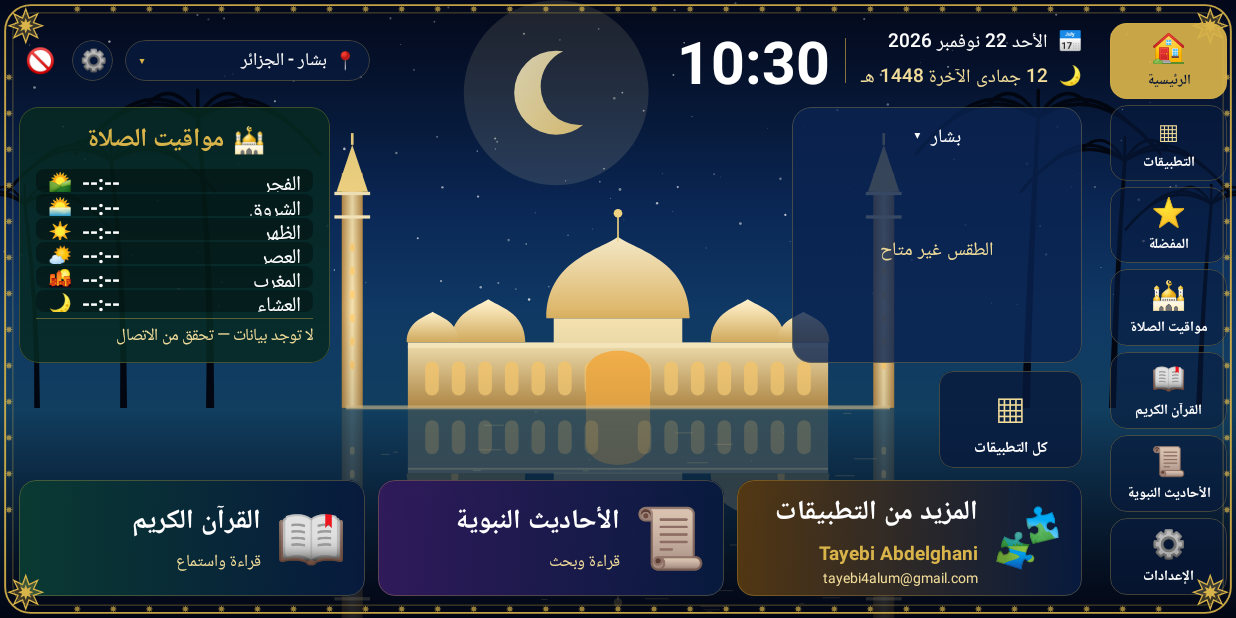
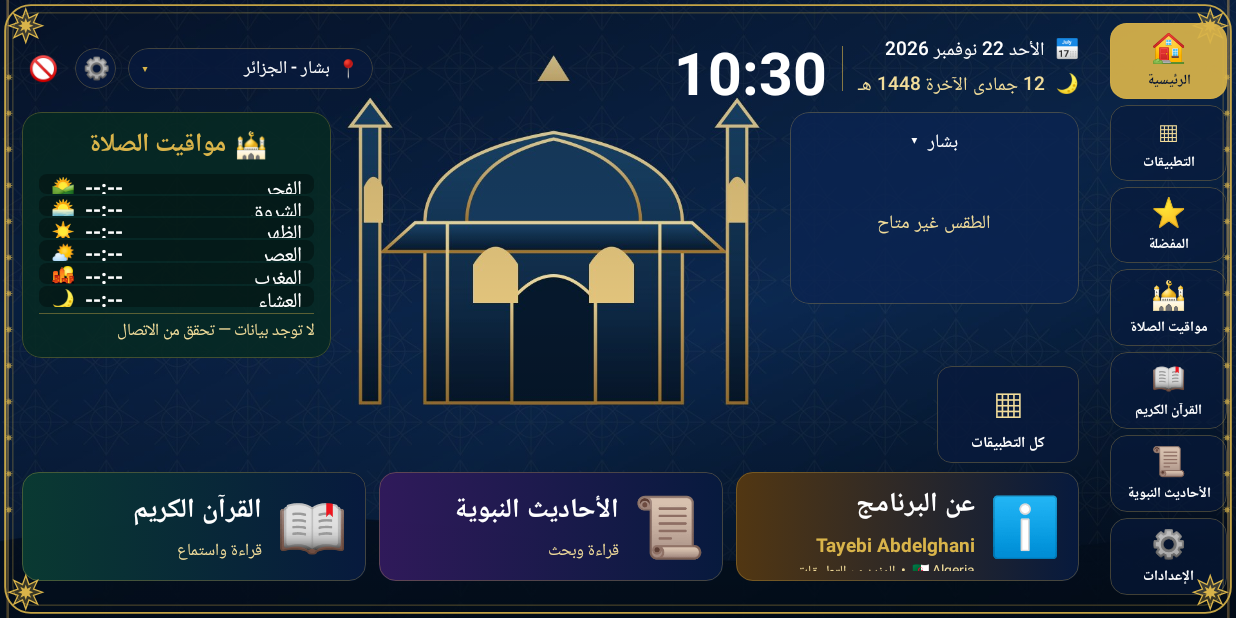
Before and after one commit to tayebi7/Lancher-, an Android app built with Jetpack Compose: the screen it shows after launch (MainActivity), on a phone screen of 824 x 412 dp (held sideways). Run offline under Robolectric (Android 15) with nearby library versions, the phone set to English and light mode, and no system bars; network calls fail; pictures from the network do not load; 3 statements that could not run were skipped.

Commit message:
Use provided backgrounds/ornament, About+Support page (BaridiMob/PayPal/Binance), app banners, auto favorites
Co-Authored-By: Claude Sonnet 5.5 <noreply@anthropic.com>
Claude-Session: https://claude.ai/code/session_01Wt5cTeZGQ8CcHz4extFM3C

```diff
--- a/app/src/main/java/com/tayebi/islamiclauncher/MainActivity.kt
+++ b/app/src/main/java/com/tayebi/islamiclauncher/MainActivity.kt
@@ -32,6 +32,7 @@ class MainActivity : ComponentActivity() {
         }
         WindowCompat.setDecorFitsSystemWindows(window, false)
         hideBars()
+        intent.getStringExtra("screen")?.let { n -> Screen.values().firstOrNull { it.name.equals(n, true) }?.let { engine.go(it) } }
         setContent { LauncherApp(engine, this) }
     }
 
@@ -44,6 +45,7 @@ class MainActivity : ComponentActivity() {
         super.onNewIntent(intent)
         // Pressing HOME on the remote returns to the launcher home screen.
         if (::engine.isInitialized && intent.hasCategory(Intent.CATEGORY_HOME)) engine.go(Screen.Home)
+        if (::engine.isInitialized) intent.getStringExtra("screen")?.let { n -> Screen.values().firstOrNull { it.name.equals(n, true) }?.let { engine.go(it) } }
     }
 
     private fun hideBars() {
--- a/app/src/main/java/com/tayebi/islamiclauncher/data/AppsRepo.kt
+++ b/app/src/main/java/com/tayebi/islamiclauncher/data/AppsRepo.kt
@@ -22,7 +22,8 @@ class AppsRepo(private val ctx: Context) {
             AppInfo(
                 ri.activityInfo.packageName,
                 ri.loadLabel(pm).toString(),
-                runCatching { ri.loadIcon(pm).toBitmap(160, 160).asImageBitmap() }.getOrNull()
+                runCatching { ri.loadIcon(pm).toBitmap(160, 160).asImageBitmap() }.getOrNull(),
+                runCatching { ri.activityInfo.loadBanner(pm)?.toBitmap(320, 180)?.asImageBitmap() }.getOrNull()
             )
         }.sortedBy { it.label.lowercase() }
     }
@@ -36,5 +37,9 @@ class AppsRepo(private val ctx: Context) {
             listOf("com.disney.disneyplus"),
             listOf("com.android.vending")
         )
+        val EXTRAS = listOf(
+            "com.amazon.amazonvideo.livingroom", "com.amazon.avod.thirdpartyclient", "org.xbmc.kodi",
+            "org.videolan.vlc", "com.spotify.tv.android", "com.google.android.youtube.tvmusic"
+        )
     }
 }
--- a/app/src/main/java/com/tayebi/islamiclauncher/data/Models.kt
+++ b/app/src/main/java/com/tayebi/islamiclauncher/data/Models.kt
@@ -38,7 +38,7 @@ data class Weather(
     val hi: Double, val lo: Double, val humidity: Int, val wind: Double, val updated: Long
 )
 
-data class AppInfo(val pkg: String, val label: String, val icon: ImageBitmap?)
+data class AppInfo(val pkg: String, val label: String, val icon: ImageBitmap?, val banner: ImageBitmap? = null)
 
 data class Chapter(val id: Int, val nameAr: String, val nameEn: String, val verses: Int, val place: String)
 data class Verse(val key: String, val text: String)
--- a/app/src/main/java/com/tayebi/islamiclauncher/data/Settings.kt
+++ b/app/src/main/java/com/tayebi/islamiclauncher/data/Settings.kt
@@ -58,6 +58,7 @@ class Settings(ctx: Context) {
 
     // Apps
     val favorites = StrPref(sp, "favorites", UNSET)
+    val favVer = IntPref(sp, "fav_ver", 0)
 
     // Quran
     val reciter = IntPref(sp, "reciter", 7)
--- a/app/src/main/java/com/tayebi/islamiclauncher/i18n/Strings.kt
+++ b/app/src/main/java/com/tayebi/islamiclauncher/i18n/Strings.kt
@@ -53,8 +53,10 @@ private val S: Map<String, Array<String>> = mapOf(
     "volume" to L("مستوى صوت التطبيق", "Volume de l'application", "App volume"),
     "manage_fav" to L("إدارة التطبيقات المفضلة", "Gérer les favoris", "Manage favorite apps"),
     "background" to L("الخلفية", "Arrière-plan", "Background"),
-    "bg_0" to L("مسجد ليلي", "Mosquée de nuit", "Night mosque"),
-    "bg_1" to L("مسجد زمردي", "Mosquée émeraude", "Emerald mosque"),
+    "bg_0" to L("أزرق وذهبي مع مسجد", "Bleu & or avec mosquée", "Blue & gold mosque"),
+    "bg_1" to L("زمردي مع مسجد", "Émeraude avec mosquée", "Emerald mosque"),
+    "bg_9" to L("مسجد ليلي (مرسوم)", "Mosquée de nuit", "Night mosque (drawn)"),
+    "bg_10" to L("مسجد زمردي (مرسوم)", "Mosquée émeraude", "Emerald mosque (drawn)"),
     "bg_2" to L("أزرق ليلي هندسي", "Bleu nuit géométrique", "Geometric night blue"),
     "bg_3" to L("مسجد بنفسجي عند الغروب", "Mosquée violette au crépuscule", "Purple dusk mosque"),
     "bg_4" to L("مسجد عند الفجر الذهبي", "Mosquée à l'aube dorée", "Golden dawn mosque"),
@@ -69,6 +71,9 @@ private val S: Map<String, Array<String>> = mapOf(
     "launcher_on" to L("مفعّلة ✓ — اضغط لتغييرها أو تعطيلها", "Activé ✓ — appuyez pour changer/désactiver", "Enabled ✓ — press to change/disable"),
     "launcher_off" to L("غير مفعّلة — اضغط لتفعيلها", "Désactivé — appuyez pour activer", "Not enabled — press to enable"),
     "launcher_hint" to L("اختر «Islamic Smart TV Launcher» ثم «دائماً» للتفعيل، أو اختر واجهة أخرى للتعطيل", "Choisissez « Islamic Smart TV Launcher » puis « Toujours » pour activer, ou un autre lanceur pour désactiver", "Choose “Islamic Smart TV Launcher” then “Always” to enable, or another launcher to disable"),
+    "about_app" to L("عن البرنامج", "À propos", "About"),
+    "copied" to L("تم النسخ • Copied", "Copié • Copied", "Copied • تم النسخ"),
+    "copy" to L("نسخ • Copy", "Copier • Copy", "Copy • نسخ"),
     "language" to L("اللغة", "Langue", "Language"),
     "internet" to L("الإنترنت", "Internet", "Internet"),
     "connected" to L("متصل", "Connecté", "Connected"),
--- a/app/src/main/java/com/tayebi/islamiclauncher/ui/Background.kt
+++ b/app/src/main/java/com/tayebi/islamiclauncher/ui/Background.kt
@@ -20,6 +20,8 @@ import androidx.compose.ui.graphics.drawscope.DrawScope
 import androidx.compose.ui.graphics.drawscope.Stroke
 import androidx.compose.ui.graphics.drawscope.withTransform
 import androidx.compose.ui.layout.ContentScale
+import androidx.compose.ui.unit.IntOffset
+import androidx.compose.ui.unit.IntSize
 import androidx.compose.ui.platform.LocalContext
 import androidx.compose.ui.res.painterResource
 import kotlin.math.PI
@@ -34,17 +36,20 @@ import kotlin.random.Random
 @Composable
 fun AppBackground(kind: Int, custom: androidx.compose.ui.graphics.ImageBitmap? = null) {
     val ctx = LocalContext.current
-    val resId = remember { ctx.resources.getIdentifier("bg_mosque", "drawable", ctx.packageName) }
+    val resId = remember(kind) {
+        val n = when (kind) { 0 -> "bg_blue_gold"; 1 -> "bg_emerald"; else -> "" }
+        if (n.isEmpty()) 0 else ctx.resources.getIdentifier(n, "drawable", ctx.packageName)
+    }
     Box(Modifier.fillMaxSize()) {
         if (kind == 8 && custom != null) {
             Image(custom, null, Modifier.fillMaxSize(), contentScale = ContentScale.Crop)
-        } else if (kind == 0 && resId != 0) {
+        } else if (resId != 0) {
             Image(painterResource(resId), null, Modifier.fillMaxSize(), contentScale = ContentScale.Crop)
         } else {
             Canvas(Modifier.fillMaxSize()) {
                 when (kind) {
-                    0 -> scene(Color(0xFF040A20), Color(0xFF0B2A5B), Color(0xFF14486E), true)
-                    1 -> scene(Color(0xFF03130F), Color(0xFF0A3B2E), Color(0xFF117055), true)
+                    9 -> scene(Color(0xFF040A20), Color(0xFF0B2A5B), Color(0xFF14486E), true)
+                    10 -> scene(Color(0xFF03130F), Color(0xFF0A3B2E), Color(0xFF117055), true)
                     3 -> scene(Color(0xFF14082B), Color(0xFF4A1F6B), Color(0xFF8A3A6B), true)
                     4 -> scene(Color(0xFF1B1030), Color(0xFF8A4A3B), Color(0xFFE59A4A), true)
                     5 -> { scene(Color(0xFF030818), Color(0xFF0B1F4A), Color(0xFF1C3A6B), false); dunes() }
@@ -248,6 +253,7 @@ private fun DrawScope.palm(x: Float, base: Float, ht: Float, lean: Float, col: C
 /** Fine golden geometric frame around the whole screen. */
 @Composable
 fun OrnamentFrame() {
+    val orn = androidx.compose.ui.res.imageResource(com.tayebi.islamiclauncher.R.drawable.ornament_gold)
     Canvas(Modifier.fillMaxSize()) {
         val w = size.width
         val h = size.height
@@ -255,11 +261,12 @@ fun OrnamentFrame() {
         val g = Color(0xFFD9B44A)
         drawRoundRect(g.copy(alpha = 0.9f), Offset(8 * u, 8 * u), Size(w - 16 * u, h - 16 * u), CornerRadius(40 * u), style = Stroke(3 * u))
         drawRoundRect(g.copy(alpha = 0.4f), Offset(20 * u, 20 * u), Size(w - 40 * u, h - 40 * u), CornerRadius(30 * u), style = Stroke(1.5f * u))
-        var x = 120 * u
+        val tile = (34 * u).toInt().coerceAtLeast(8)
+        var x = (90 * u).toInt()
         while (x < w - 120 * u) {
-            star8(Offset(x, 14 * u), 6 * u, g.copy(alpha = 0.7f))
-            star8(Offset(x, h - 14 * u), 6 * u, g.copy(alpha = 0.7f))
-            x += 56 * u
+            drawImage(orn, IntOffset.Zero, IntSize(96, 96), IntOffset(x, (12 * u).toInt()), IntSize(tile, tile), alpha = 0.75f)
+            drawImage(orn, IntOffset.Zero, IntSize(96, 96), IntOffset(x, (h - 12 * u).toInt() - tile), IntSize(tile, tile), alpha = 0.75f)
+            x += tile
         }
         var y = 120 * u
         while (y < h - 120 * u) {
--- a/app/src/main/java/com/tayebi/islamiclauncher/ui/Dialogs.kt
+++ b/app/src/main/java/com/tayebi/islamiclauncher/ui/Dialogs.kt
@@ -340,7 +340,7 @@ fun Dialogs(e: Engine, activity: MainActivity?) {
         )
         Dlg.Bg -> ChoiceDialog(
             s("background"),
-            (0..7).map { it.toString() to s("bg_$it") } +
+            (listOf(0, 1, 9, 10, 2, 3, 4, 5, 6, 7)).map { it.toString() to s("bg_$it") } +
                 (if (e.customBg != null) listOf("8" to s("bg_8")) else emptyList()) +
                 listOf("url" to s("bg_url")),
             e.s.bg.value.toString(),
--- a/app/src/main/java/com/tayebi/islamiclauncher/ui/Home.kt
+++ b/app/src/main/java/com/tayebi/islamiclauncher/ui/Home.kt
@@ -97,7 +97,7 @@ fun Clock(e: Engine) {
 fun TopBar(e: Engine) {
     val lang = LocalLang.current
     val today = Instant.ofEpochMilli(e.nowMs).atZone(ZoneId.systemDefault()).toLocalDate()
-    Row(Modifier.fillMaxWidth().height(120.u), verticalAlignment = Alignment.CenterVertically) {
+    Row(Modifier.fillMaxWidth().height(110.u), verticalAlignment = Alignment.CenterVertically) {
         Column(horizontalAlignment = Alignment.Start) {
             T("📅  " + gregorianLine(today, lang), 30, C.White, FontWeight.Medium)
             Spacer(Modifier.height(4.u))
@@ -238,11 +238,16 @@ fun WeatherCard(e: Engine, modifier: Modifier = Modifier) {
 @Composable
 fun AppTile(app: AppInfo, modifier: Modifier, requester: FocusRequester? = null, onLong: (() -> Unit)? = null, onClick: () -> Unit) {
     FocusBox(modifier, shape = RoundedCornerShape(22.u), requester = requester, onLongClick = onLong, onClick = onClick) {
-        Column(Modifier.fillMaxSize().padding(10.u), horizontalAlignment = Alignment.CenterHorizontally, verticalArrangement = Arrangement.Center) {
+        Column(Modifier.fillMaxSize().padding(8.u), horizontalAlignment = Alignment.CenterHorizontally, verticalArrangement = Arrangement.Center) {
             val ic = app.icon
-            if (ic != null) Image(ic, app.label, Modifier.weight(1f).fillMaxWidth()) else T("📦", 60)
-            Spacer(Modifier.height(4.u))
-            T(app.label, 22, C.White, FontWeight.Medium, align = TextAlign.Center, maxLines = 1)
+            val bn = app.banner
+            if (bn != null) {
+                Image(bn, app.label, Modifier.weight(1f).fillMaxWidth(), contentScale = androidx.compose.ui.layout.ContentScale.Fit)
+            } else {
+                if (ic != null) Image(ic, app.label, Modifier.weight(1f).fillMaxWidth()) else T("📦", 60)
+                Spacer(Modifier.height(4.u))
+                T(app.label, 22, C.White, FontWeight.Medium, align = TextAlign.Center, maxLines = 1)
+            }
         }
     }
 }
@@ -298,11 +303,11 @@ fun BottomCards(e: Engine) {
     val quranBrush = Brush.horizontalGradient(listOf(Color(0xE60A3D31), Color(0xE6071A3E)))
     val hadithBrush = Brush.horizontalGradient(listOf(Color(0xE6341A5E), Color(0xE6071A3E)))
     val moreBrush = Brush.horizontalGradient(listOf(Color(0xE65A3A0E), Color(0xE6071A3E)))
-    Row(Modifier.fillMaxWidth().height(180.u), horizontalArrangement = Arrangement.spacedBy(20.u)) {
-        FeatureCard(s("more_apps"), "", "🧩", moreBrush, Modifier.weight(1f).fillMaxHeight(), extra = {
+    Row(Modifier.fillMaxWidth().height(170.u), horizontalArrangement = Arrangement.spacedBy(20.u)) {
+        FeatureCard(s("about_app"), "", "ℹ️", moreBrush, Modifier.weight(1f).fillMaxHeight(), extra = {
             T(DEV_NAME, 30, C.Gold, FontWeight.Bold, maxLines = 1)
-            T(DEV_EMAIL, 22, C.GoldSoft, maxLines = 1)
-        }) { e.dlg = Dlg.Developer }
+            T("🇩🇿 Algeria  •  " + s("more_apps"), 22, C.GoldSoft, maxLines = 1)
+        }) { e.go(Screen.About) }
         FeatureCard(s("hadith"), s("read_search"), "📜", hadithBrush, Modifier.weight(1f).fillMaxHeight()) { e.go(Screen.Hadith) }
         FeatureCard(s("quran"), s("read_listen"), "📖", quranBrush, Modifier.weight(1f).fillMaxHeight()) { e.go(Screen.Quran) }
     }
@@ -315,18 +320,21 @@ fun HomeScreen(e: Engine) {
         delay(150)
         runCatching { first.requestFocus() }
     }
-    Column(Modifier.fillMaxSize().padding(start = 30.u, end = 30.u, top = 34.u, bottom = 34.u)) {
+    Column(Modifier.fillMaxSize().padding(start = 34.u, end = 34.u, top = 52.u, bottom = 58.u)) {
         TopBar(e)
         Row(Modifier.weight(1f).fillMaxWidth().padding(vertical = 12.u), horizontalArrangement = Arrangement.spacedBy(20.u)) {
-            WeatherCard(e, Modifier.weight(0.28f).fillMaxHeight())
+            Column(Modifier.weight(0.28f).fillMaxHeight()) {
+                WeatherCard(e, Modifier.fillMaxWidth().weight(0.78f))
+                Spacer(Modifier.weight(0.22f))
+            }
             Spacer(Modifier.weight(0.42f))
             PrayerPanel(e, Modifier.weight(0.30f).fillMaxHeight())
         }
         AppsRow(e, first)
-        Spacer(Modifier.height(18.u))
+        Spacer(Modifier.height(14.u))
         BottomCards(e)
     }
 }
 
 const val DEV_NAME = "Tayebi Abdelghani"
-const val DEV_EMAIL = "tayebi4alum@gmail.com"
+const val DEV_EMAIL = "tayebi02@gmail.com"
--- a/app/src/main/java/com/tayebi/islamiclauncher/ui/LauncherApp.kt
+++ b/app/src/main/java/com/tayebi/islamiclauncher/ui/LauncherApp.kt
@@ -40,6 +40,7 @@ fun LauncherApp(e: Engine, activity: MainActivity?) {
                         Screen.Quran -> QuranScreen(e)
                         Screen.Hadith -> HadithScreen(e)
                         Screen.Settings -> SettingsScreen(e)
+                        Screen.About -> AboutScreen(e)
                     }
                 }
             }
--- a/app/src/main/java/com/tayebi/islamiclauncher/ui/Screens.kt
+++ b/app/src/main/java/com/tayebi/islamiclauncher/ui/Screens.kt
@@ -108,11 +108,11 @@ fun SettingsScreen(e: Engine) {
         Row3(s("hijri_adj"), e.s.hijriAdj.value.toString()) { e.dlg = Dlg.HijriAdj },
         Row3(s("volume"), "${e.s.volume.value}%") { e.dlg = Dlg.Volume },
         Row3(s("manage_fav"), e.favPkgs().size.toString()) { e.go(com.tayebi.islamiclauncher.Screen.Favorites) },
-        Row3(s("background"), s("bg_${e.s.bg.value.coerceIn(0, 8)}")) { e.dlg = Dlg.Bg },
+        Row3(s("background"), s("bg_${e.s.bg.value.coerceIn(0, 10)}")) { e.dlg = Dlg.Bg },
         Row3(s("language"), LANGS.first { it.first == lang }.second) { e.dlg = Dlg.Lang },
         Row3(s("internet"), if (e.online) s("connected") else s("disconnected")) { net() },
         Row3(s("refresh_now"), "⟳") { e.refreshAll() },
-        Row3(s("more_apps"), "Tayebi Abdelghani") { e.dlg = Dlg.Developer }
+        Row3(s("about_app"), DEV_NAME) { e.go(com.tayebi.islamiclauncher.Screen.About) }
     )
     ScreenFrame(s("settings")) {
         LazyColumn(Modifier.fillMaxSize(), verticalArrangement = Arrangement.spacedBy(10.u)) {
```
Also changed, not shown: app/src/main/java/com/tayebi/islamiclauncher/Engine.kt (+12 -6 lines), app/src/main/java/com/tayebi/islamiclauncher/ui/AboutUi.kt (added, +102 -0 lines), app/src/main/res/drawable-nodpi/bg_blue_gold.jpg (added), app/src/main/res/drawable-nodpi/bg_emerald.jpg (added), app/src/main/res/drawable-nodpi/ornament_gold.png (added), app/src/main/res/drawable-nodpi/pay_baridimob.png (added), app/src/main/res/drawable-nodpi/pay_binance.png (added), app/src/main/res/drawable-nodpi/pay_paypal.png (added), 2 other files.
